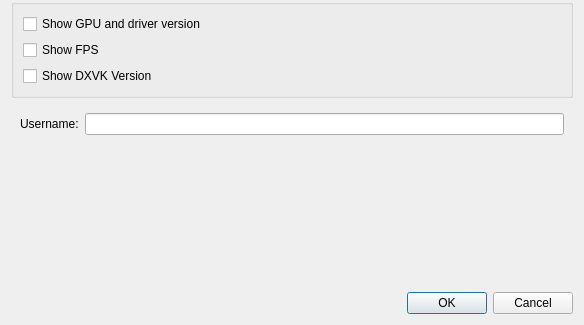
Before: the Qt Designer form settingsdialog.ui in rm5248/RenegadeXLauncher, drawn with Qt 5; both pictures show x 0 to 584 and y 232 to 557 of the 584 by 557 pixel window.
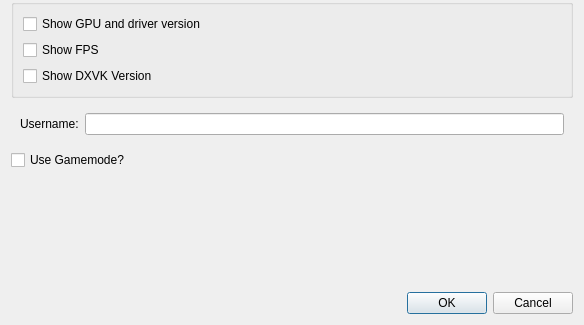
After: the same form once the commit is applied.

Commit message: gamemoderun and 64 bit should work properly now

Patch:
```diff
--- a/settingsdialog.ui
+++ b/settingsdialog.ui
@@ -241,6 +241,13 @@
      </layout>
     </widget>
    </item>
+   <item>
+    <widget class="QCheckBox" name="useGamemode">
+     <property name="text">
+      <string>Use Gamemode?</string>
+     </property>
+    </widget>
+   </item>
    <item>
     <spacer name="verticalSpacer">
      <property name="orientation">
```
The commit also changes 2 other files.
